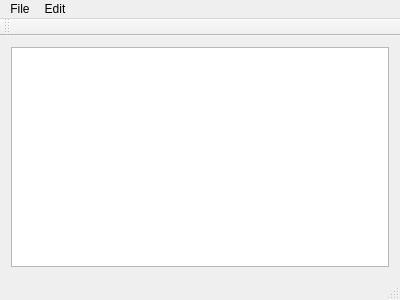
aardvarkk/samplicity, file mainwindow.ui: the form before one commit.
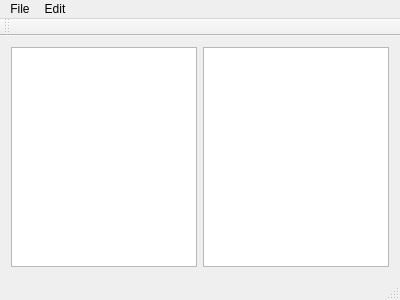
The form after the commit.

The edit to the form file:
```diff
--- a/mainwindow.ui
+++ b/mainwindow.ui
@@ -22,6 +22,9 @@
       </property>
      </widget>
     </item>
+    <item>
+     <widget class="QListView" name="samplesListView"/>
+    </item>
    </layout>
   </widget>
   <widget class="QMenuBar" name="menuBar">
```
